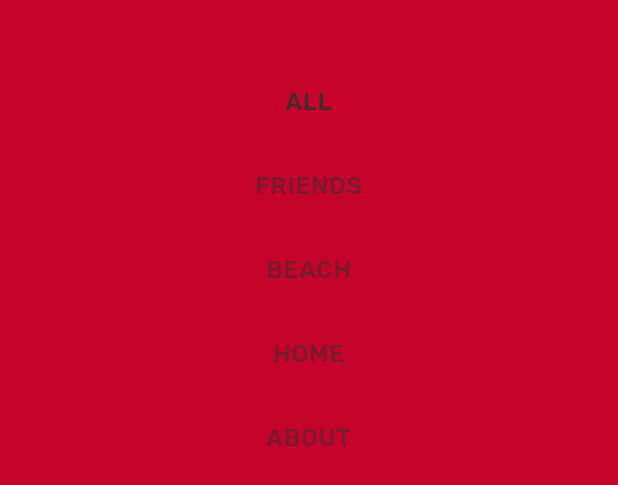
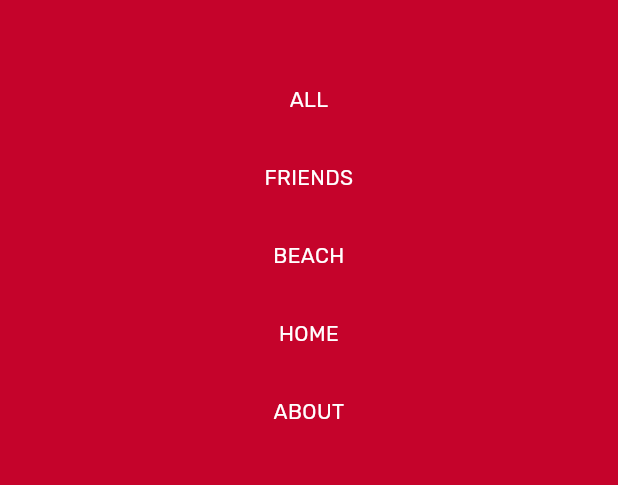
Before and after one commit to lindasantika08/proyek4mobiletugas3, a Flutter app: the CategoryMenuPage widget shown alone on an empty page, opened directly with empty values, on a phone screen of 412 x 824 dp. Shown: the top 485 px of the screen. Run offline on Flutter 3.47's test engine with Material 3 defaults, Android fonts, the phone set to English and light mode, and no system bars.

Commit message:
commit sekian

```diff
--- a/lib/backdrop.dart
+++ b/lib/backdrop.dart
@@ -162,6 +162,7 @@ class _BackdropState extends State<Backdrop>
   Widget build(BuildContext context) {
     var appBar = AppBar(
       backgroundColor: kShrineErrorRed,
+      foregroundColor: Colors.white,
       elevation: 0.0,
       titleSpacing: 0.0,
       // TODO: Replace leading menu icon with IconButton (104)
--- a/lib/category_menu_page.dart
+++ b/lib/category_menu_page.dart
@@ -28,7 +28,9 @@ class CategoryMenuPage extends StatelessWidget {
                 const SizedBox(height: 16.0),
                 Text(
                   categoryString,
-                style: theme.textTheme.bodyText1,
+                  style: TextStyle(
+                    color: Colors.white,
+                  ),
                   textAlign: TextAlign.center,
                 ),
                 const SizedBox(height: 14.0),
@@ -43,8 +45,8 @@ class CategoryMenuPage extends StatelessWidget {
               padding: const EdgeInsets.symmetric(vertical: 16.0),
               child: Text(
                 categoryString,
-          style: theme.textTheme.bodyText1!.copyWith(
-              color: kShrineBrown900.withAlpha(153)
+                style: TextStyle(
+                    color: Colors.white,
                   ),
                 textAlign: TextAlign.center,
               ),
```
Also changed, not shown: lib/app.dart (+12 -2 lines). Lines whose indentation alone changed are shown as unchanged.
